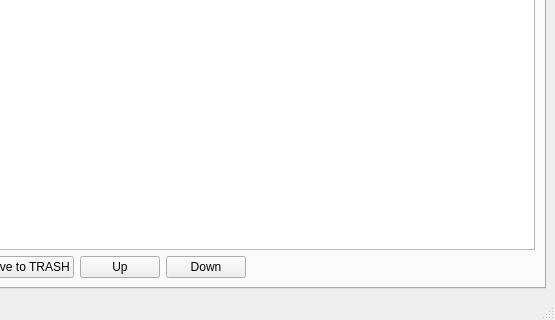
The window that GettingThingsDone/mainwindow.ui (eloranta/GettingThingsDone) describes before a commit, drawn with Qt 5; both pictures show x 245 to 800 and y 342 to 662 of the 800 by 662 pixel window.
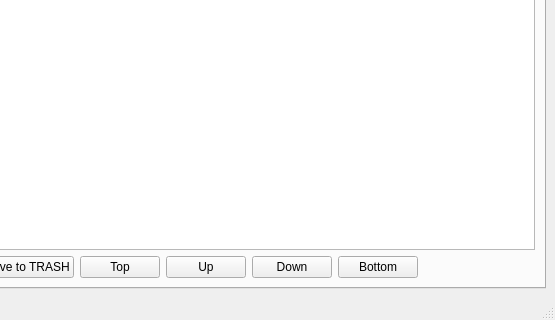
The same window after the commit.

Commit message: added top and bottom buttons

What changed in the file:
```diff
--- a/GettingThingsDone/mainwindow.ui
+++ b/GettingThingsDone/mainwindow.ui
@@ -144,6 +144,13 @@
               </property>
              </widget>
             </item>
+            <item>
+             <widget class="QPushButton" name="topButton">
+              <property name="text">
+               <string>Top</string>
+              </property>
+             </widget>
+            </item>
             <item>
              <widget class="QPushButton" name="upButton">
               <property name="text">
@@ -158,6 +165,13 @@
               </property>
              </widget>
             </item>
+            <item>
+             <widget class="QPushButton" name="bottomButton">
+              <property name="text">
+               <string>Bottom</string>
+              </property>
+             </widget>
+            </item>
             <item>
              <spacer name="horizontalSpacer_2">
               <property name="orientation">
```
